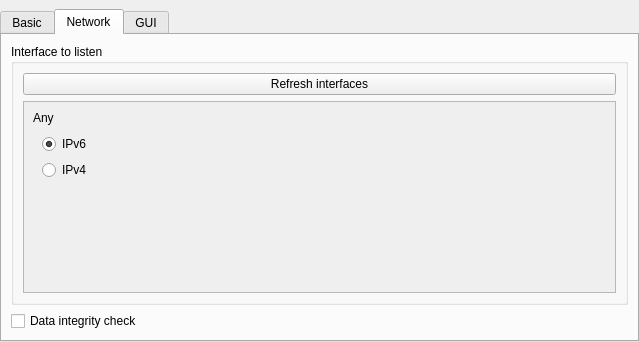
Above: application/GUI/Settings/WidgetSettings.ui from Ummon/D-LAN before the change. Below: the same form after it.
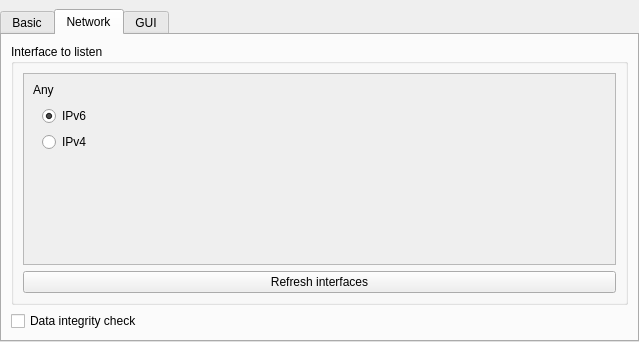
That is the form after the change. Icons and pictures are not drawn.

Commit message: Move the refresh button below the network interfaces.

```diff
--- a/application/GUI/Settings/WidgetSettings.ui
+++ b/application/GUI/Settings/WidgetSettings.ui
@@ -187,13 +187,6 @@
           <string>Interface to listen</string>
          </property>
          <layout class="QVBoxLayout" name="layGrpInterfaces">
-          <item>
-           <widget class="QPushButton" name="butRefreshInterfaces">
-            <property name="text">
-             <string>Refresh interfaces</string>
-            </property>
-           </widget>
-          </item>
           <item>
            <widget class="QScrollArea" name="scoInterfaces">
             <property name="sizePolicy">
@@ -267,6 +260,13 @@
             </widget>
            </widget>
           </item>
+          <item>
+           <widget class="QPushButton" name="butRefreshInterfaces">
+            <property name="text">
+             <string>Refresh interfaces</string>
+            </property>
+           </widget>
+          </item>
          </layout>
         </widget>
        </item>
```
